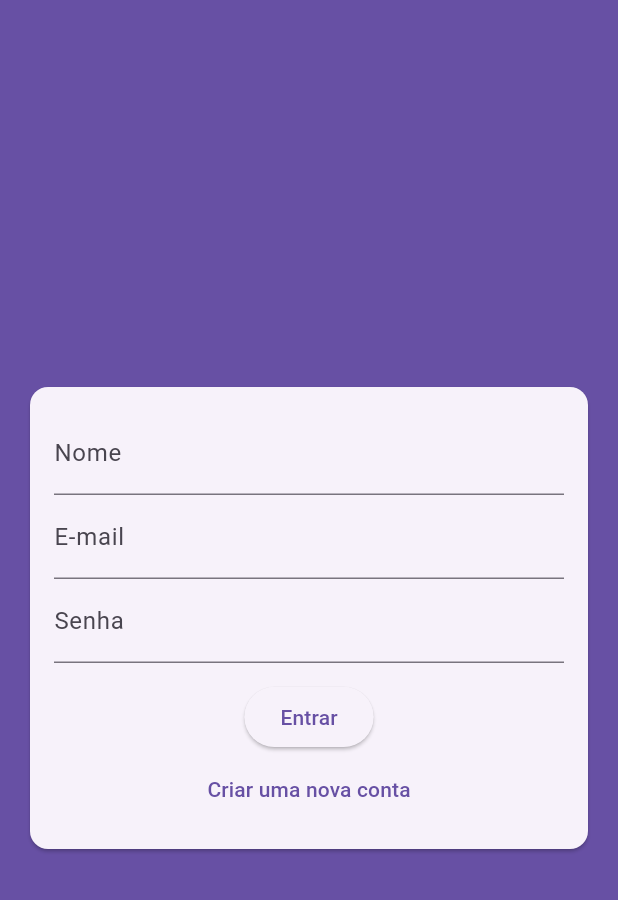
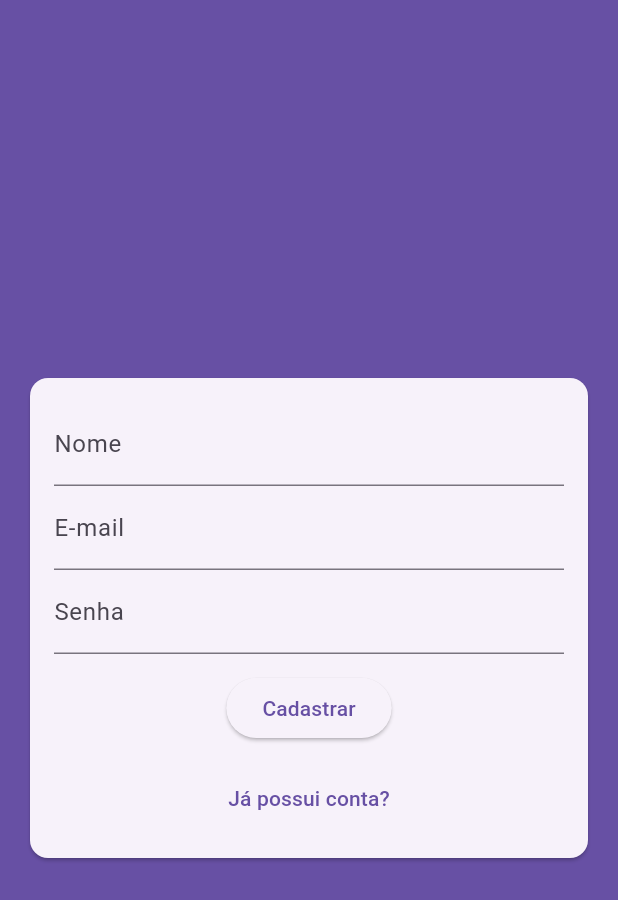
Before and after one commit to WagnerTerry/chat-flutter, a Flutter app: the screen it shows after launch, after a tap on "Criar uma nova conta", on a phone screen of 412 x 824 dp. Shown: the top 900 px of the screen. Run offline on Flutter 3.47's test engine with Material 3 defaults, Android fonts, the phone set to English and light mode, and no system bars.

Commit message:
chore: avançando com o formulario de autenticação

```diff
--- a/lib/components/auth_form.dart
+++ b/lib/components/auth_form.dart
@@ -1,7 +1,20 @@
+import 'package:chat/models/auth_form_data.dart';
 import 'package:flutter/material.dart';
 
-class AuthForm extends StatelessWidget {
+class AuthForm extends StatefulWidget {
   const AuthForm({super.key});
+
+  @override
+  State<AuthForm> createState() => _AuthFormState();
+}
+
+class _AuthFormState extends State<AuthForm> {
+  final _formKey = GlobalKey<FormState>();
+  final _formData = AuthFormData();
+
+  void _submit() {
+    _formKey.currentState?.validate();
+  }
 
   @override
   Widget build(BuildContext context) {
@@ -12,23 +25,43 @@ class AuthForm extends StatelessWidget {
         child: Form(
           child: Column(
             children: [
+              if (_formData.isSignup)
+                TextFormField(
+                  key: const ValueKey('name'),
+                  initialValue: _formData.name,
+                  onChanged: (name) => _formData.name = name,
+                  decoration: const InputDecoration(labelText: 'Nome'),
+                ),
               TextFormField(
-                decoration: const InputDecoration(labelText: 'Nome'),
-              ),
-              TextFormField(
+                key: const ValueKey('email'),
+                initialValue: _formData.email,
+                onChanged: (email) => _formData.email = email,
                 decoration: const InputDecoration(labelText: 'E-mail'),
               ),
               TextFormField(
+                key: const ValueKey('password'),
+                initialValue: _formData.password,
+                onChanged: (password) => _formData.password = password,
                 obscureText: true,
                 decoration: const InputDecoration(labelText: 'Senha'),
               ),
               const SizedBox(height: 12),
               ElevatedButton(
-                onPressed: () {},
-                child: const Text('Entrar'),
+                onPressed: _submit,
+                child: Text(_formData.isLogin ? 'Entrar' : 'Cadastrar'),
+              ),
+              SizedBox(
+                height: 12,
               ),
               TextButton(
-                  onPressed: () {}, child: const Text('Criar uma nova conta'))
+                  onPressed: () {
+                    setState(() {
+                      _formData.toggleAuthMode();
+                    });
+                  },
+                  child: Text(_formData.isLogin
+                      ? 'Criar uma nova conta'
+                      : 'Já possui conta?'))
             ],
           ),
         ),
```
